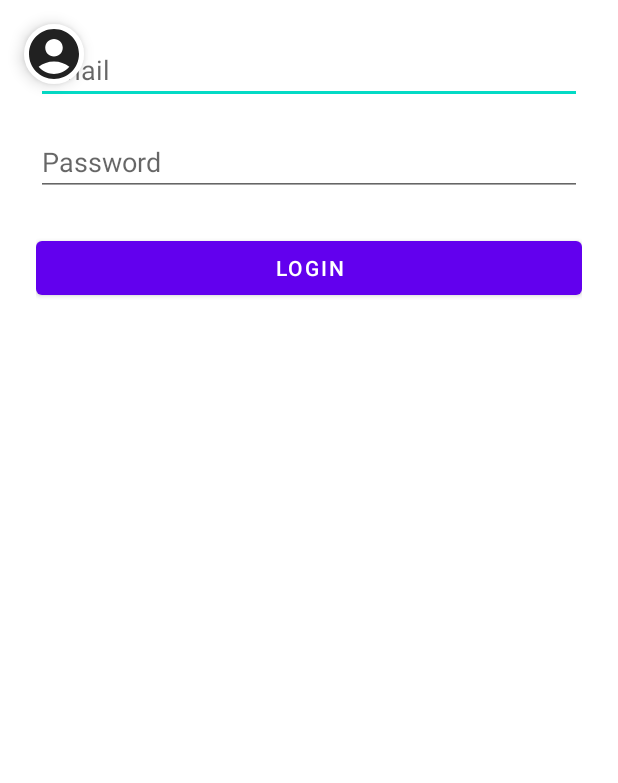
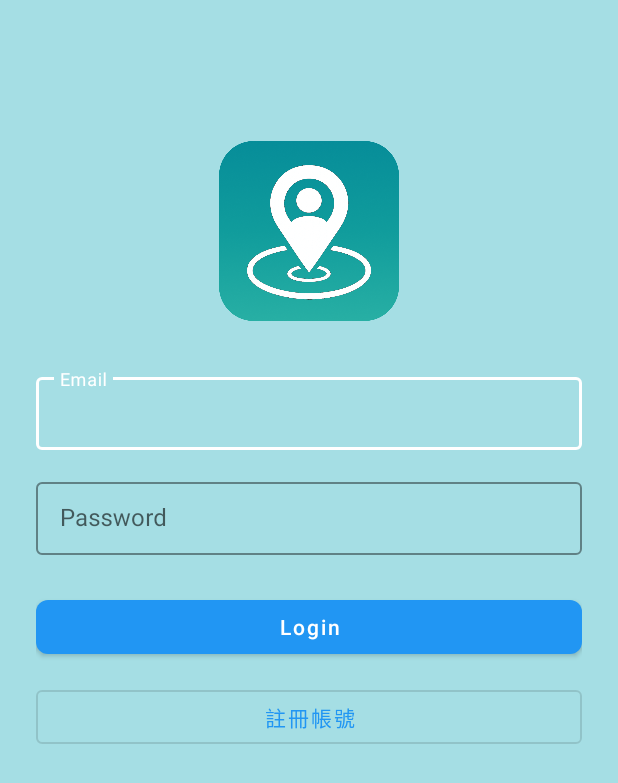
Before and after one commit to allenchu66/geofence_app, an Android app: the screen it shows after launch (MainActivity), on a phone screen of 412 x 824 dp. Shown: the top 783 px of the screen. Run offline under Robolectric (Android 15) with nearby library versions, the phone set to English and light mode, and no system bars; our stand-ins replace Firebase (no records; nobody signed in at launch, a user with empty details on screens opened directly).

Commit message:
chore(ui): update app color palette to vibrant blue theme and refine login screen

```diff
--- a/app/src/main/java/com/allenchu66/geofenceapp/activity/MainActivity.kt
+++ b/app/src/main/java/com/allenchu66/geofenceapp/activity/MainActivity.kt
@@ -28,6 +28,7 @@ import androidx.core.view.ViewCompat
 import androidx.core.view.WindowCompat
 import androidx.core.view.WindowInsetsCompat
 import androidx.core.view.WindowInsetsControllerCompat
+import androidx.drawerlayout.widget.DrawerLayout
 import androidx.lifecycle.ViewModelProvider
 import androidx.navigation.findNavController
 import androidx.navigation.fragment.NavHostFragment
@@ -114,7 +115,6 @@ class MainActivity : AppCompatActivity() {
         }
 
         val decorView = window.decorView
-        var flags = decorView.systemUiVisibility
         decorView.systemUiVisibility = View.SYSTEM_UI_FLAG_LIGHT_STATUS_BAR
 
     }
@@ -180,6 +180,21 @@ class MainActivity : AppCompatActivity() {
         val navHostFragment = supportFragmentManager
             .findFragmentById(R.id.fragmentContainerView) as NavHostFragment
         val navController = navHostFragment.navController
+
+        navController.addOnDestinationChangedListener { _, destination, _ ->
+            when (destination.id) {
+                R.id.mapFragment -> {
+                    // 進入 MapFragment：解鎖 Drawer、顯示按鈕
+                    binding.drawerLayout.setDrawerLockMode(DrawerLayout.LOCK_MODE_UNLOCKED)
+                    binding.btnOpenDrawer.visibility = View.VISIBLE
+                }
+                else -> {
+                    // 其他 Fragment（例如 Login）：鎖住 Drawer、隱藏按鈕
+                    binding.drawerLayout.setDrawerLockMode(DrawerLayout.LOCK_MODE_LOCKED_CLOSED)
+                    binding.btnOpenDrawer.visibility = View.GONE
+                }
+            }
+        }
 
         val btnAccountSetting = customDrawerView.findViewById<ImageButton>(R.id.btn_account_settings)
         btnAccountSetting.setOnClickListener{
--- a/app/src/main/res/layout/activity_main.xml
+++ b/app/src/main/res/layout/activity_main.xml
@@ -13,7 +13,6 @@
         android:layout_width="match_parent"
         android:layout_height="match_parent">
 
-        <!-- 你的 NavHostFragment (原本的 FragmentContainerView) -->
         <androidx.fragment.app.FragmentContainerView
             android:id="@+id/fragmentContainerView"
             android:name="androidx.navigation.fragment.NavHostFragment"
--- a/app/src/main/res/layout/fragment_login.xml
+++ b/app/src/main/res/layout/fragment_login.xml
@@ -4,36 +4,94 @@
     xmlns:app="http://schemas.android.com/apk/res-auto"
     android:layout_width="match_parent"
     android:layout_height="match_parent"
-    android:padding="24dp">
+    android:padding="24dp"
+    android:background="?attr/colorPrimaryVariant">
 
-    <EditText
-        android:id="@+id/emailEdit"
+    <!-- APP Logo -->
+    <ImageView
+        android:id="@+id/logoView"
+        android:layout_width="120dp"
+        android:layout_height="120dp"
+        android:src="@drawable/ic_geofence_icon"
+        android:contentDescription="App Logo"
+        app:layout_constraintTop_toTopOf="parent"
+        android:layout_marginTop="70dp"
+        app:layout_constraintStart_toStartOf="parent"
+        app:layout_constraintEnd_toEndOf="parent"/>
+
+    <!-- Email 輸入框，用 Material TextInputLayout + TextInputEditText -->
+    <com.google.android.material.textfield.TextInputLayout
+        android:id="@+id/emailLayout"
+        style="@style/Widget.MaterialComponents.TextInputLayout.OutlinedBox.Dense"
         android:layout_width="0dp"
         android:layout_height="wrap_content"
         android:hint="Email"
-        android:inputType="textEmailAddress"
-        app:layout_constraintTop_toTopOf="parent"
+        app:boxBackgroundMode="outline"
+        app:boxStrokeColor="@color/white"
+        app:hintTextColor="@color/white"
+        app:layout_constraintTop_toBottomOf="@id/logoView"
+       android:layout_marginTop="32dp"
+        app:layout_constraintStart_toStartOf="parent"
+        app:layout_constraintEnd_toEndOf="parent">
+
+        <com.google.android.material.textfield.TextInputEditText
+            android:id="@+id/emailEdit"
+            android:layout_width="match_parent"
+            android:layout_height="wrap_content"
+            android:inputType="textEmailAddress"
+            android:textColor="@color/white"
+            android:textColorHint="@color/white"/>
+    </com.google.android.material.textfield.TextInputLayout>
+
+    <!-- Password 輸入框 -->
+    <com.google.android.material.textfield.TextInputLayout
+        android:id="@+id/passwordLayout"
+        style="@style/Widget.MaterialComponents.TextInputLayout.OutlinedBox.Dense"
+        android:layout_width="0dp"
+        android:layout_height="wrap_content"
+        android:hint="Password"
+        app:boxBackgroundMode="outline"
+        app:boxStrokeColor="@color/white"
+        app:hintTextColor="@color/white"
+        app:layout_constraintTop_toBottomOf="@id/emailLayout"
+        android:layout_marginTop="16dp"
+        app:layout_constraintStart_toStartOf="parent"
+        app:layout_constraintEnd_toEndOf="parent">
+
+        <com.google.android.material.textfield.TextInputEditText
+            android:id="@+id/passwordEdit"
+            android:layout_width="match_parent"
+            android:layout_height="wrap_content"
+            android:inputType="textPassword"
+            android:textColor="@color/white"
+            android:textColorHint="@color/white"/>
+    </com.google.android.material.textfield.TextInputLayout>
+
+    <!-- Login 按鈕 -->
+    <com.google.android.material.button.MaterialButton
+        android:id="@+id/loginButton"
+        style="@style/Widget.MaterialComponents.Button"
+        android:layout_width="0dp"
+        android:layout_height="wrap_content"
+        android:text="Login"
+        android:textAllCaps="false"
+        app:cornerRadius="8dp"
+        app:layout_constraintTop_toBottomOf="@id/passwordLayout"
+       android:layout_marginTop="24dp"
         app:layout_constraintStart_toStartOf="parent"
         app:layout_constraintEnd_toEndOf="parent"/>
 
-    <EditText
-        android:id="@+id/passwordEdit"
+    <!-- 註冊帳號按鈕（Outlined Text Button）-->
+    <com.google.android.material.button.MaterialButton
+        android:id="@+id/registerButton"
+        style="@style/Widget.MaterialComponents.Button.OutlinedButton"
         android:layout_width="0dp"
         android:layout_height="wrap_content"
-        android:hint="Password"
-        android:inputType="textPassword"
-        android:layout_marginTop="16dp"
-        app:layout_constraintTop_toBottomOf="@id/emailEdit"
-        app:layout_constraintStart_toStartOf="parent"
-        app:layout_constraintEnd_toEndOf="parent"/>
-
-    <Button
-        android:id="@+id/loginButton"
-        android:layout_width="0dp"
-        android:layout_height="wrap_content"
-        android:text="Login"
-        android:layout_marginTop="24dp"
-        app:layout_constraintTop_toBottomOf="@id/passwordEdit"
+        android:text="註冊帳號"
+        android:textAllCaps="false"
+        app:strokeWidth="1dp"
+        app:layout_constraintTop_toBottomOf="@id/loginButton"
+        android:layout_marginTop="12dp"
         app:layout_constraintStart_toStartOf="parent"
         app:layout_constraintEnd_toEndOf="parent"/>
 
--- a/app/src/main/res/navigation/nav_graph.xml
+++ b/app/src/main/res/navigation/nav_graph.xml
@@ -10,7 +10,9 @@
         android:label="Login" >
         <action
             android:id="@+id/action_loginFragment_to_mapFragment"
-            app:destination="@id/mapFragment" />
+            app:destination="@id/mapFragment"
+            app:popUpTo="@id/loginFragment"
+            app:popUpToInclusive="true"/>
     </fragment>
 
     <fragment
--- a/app/src/main/res/values-night/themes.xml
+++ b/app/src/main/res/values-night/themes.xml
@@ -1,16 +1,25 @@
+<?xml version="1.0" encoding="utf-8"?>
 <resources xmlns:tools="http://schemas.android.com/tools">
-    <!-- Base application theme. -->
-    <style name="Theme.GeofenceApp" parent="Theme.MaterialComponents.DayNight.DarkActionBar">
-        <!-- Primary brand color. -->
-        <item name="colorPrimary">@color/purple_200</item>
-        <item name="colorPrimaryVariant">@color/purple_700</item>
-        <item name="colorOnPrimary">@color/black</item>
-        <!-- Secondary brand color. -->
-        <item name="colorSecondary">@color/teal_200</item>
-        <item name="colorSecondaryVariant">@color/teal_200</item>
-        <item name="colorOnSecondary">@color/black</item>
-        <!-- Status bar color. -->
-        <item name="android:statusBarColor">?attr/colorPrimaryVariant</item>
-        <!-- Customize your theme here. -->
+    <!-- 應用整體主題 -->
+    <style name="Theme.GeofenceApp" parent="Theme.MaterialComponents.DayNight.NoActionBar">
+        <!-- 主色調 -->
+        <item name="colorPrimary">@color/colorPrimary</item>
+        <item name="colorPrimaryVariant">@color/colorPrimaryVariant</item>
+        <item name="colorOnPrimary">@color/colorOnPrimary</item>
+
+        <!-- 強調色 -->
+        <item name="colorSecondary">@color/colorSecondary</item>
+        <item name="colorSecondaryVariant">@color/colorSecondaryVariant</item>
+        <item name="colorOnSecondary">@color/colorOnSecondary</item>
+
+        <!-- 背景與表面 -->
+        <item name="android:colorBackground">@color/colorBackground</item>
+        <item name="colorSurface">@color/colorSurface</item>
+        <item name="colorOnBackground">@color/colorOnBackground</item>
+        <item name="colorOnSurface">@color/colorOnSurface</item>
+
+        <!-- 錯誤色 -->
+        <item name="colorError">@color/colorError</item>
+        <item name="colorOnError">@color/colorOnError</item>
     </style>
 </resources>
--- a/app/src/main/res/values/colors.xml
+++ b/app/src/main/res/values/colors.xml
@@ -7,4 +7,24 @@
     <color name="teal_700">#FF018786</color>
     <color name="black">#FF000000</color>
     <color name="white">#FFFFFFFF</color>
+
+    <!-- Primary Brand Blue -->
+    <color name="colorPrimary">#2196F3</color>           <!-- Blue 500 -->
+    <color name="colorPrimaryVariant">#A5DEE4</color>
+    <color name="colorOnPrimary">#FFFFFF</color>
+
+    <!-- Secondary Accent (Teal) -->
+    <color name="colorSecondary">#03DAC5</color>         <!-- Teal 200 -->
+    <color name="colorSecondaryVariant">#018786</color>   <!-- Teal 700 -->
+    <color name="colorOnSecondary">#000000</color>
+
+    <!-- Background & Surface -->
+    <color name="colorBackground">#E3F2FD</color>        <!-- Blue 50, 淡雅背景 -->
+    <color name="colorSurface">#FFFFFF</color>
+    <color name="colorOnBackground">#000000</color>
+    <color name="colorOnSurface">#000000</color>
+
+    <!-- Error 系統色 -->
+    <color name="colorError">#B00020</color>
+    <color name="colorOnError">#FFFFFF</color>
 </resources>
--- a/app/src/main/res/values/themes.xml
+++ b/app/src/main/res/values/themes.xml
@@ -1,16 +1,25 @@
+<?xml version="1.0" encoding="utf-8"?>
 <resources xmlns:tools="http://schemas.android.com/tools">
-    <!-- Base application theme. -->
-    <style name="Theme.GeofenceApp" parent="Theme.MaterialComponents.Light.NoActionBar">
-        <!-- Primary brand color. -->
-        <item name="colorPrimary">@color/purple_500</item>
-        <item name="colorPrimaryVariant">@color/purple_700</item>
-        <item name="colorOnPrimary">@color/white</item>
-        <!-- Secondary brand color. -->
-        <item name="colorSecondary">@color/teal_200</item>
-        <item name="colorSecondaryVariant">@color/teal_700</item>
-        <item name="colorOnSecondary">@color/black</item>
-        <!-- Status bar color. -->
-        <item name="android:statusBarColor">?attr/colorPrimaryVariant</item>
-        <!-- Customize your theme here. -->
-    </style>
+<!-- 應用整體主題 -->
+<style name="Theme.GeofenceApp" parent="Theme.MaterialComponents.DayNight.NoActionBar">
+    <!-- 主色調 -->
+    <item name="colorPrimary">@color/colorPrimary</item>
+    <item name="colorPrimaryVariant">@color/colorPrimaryVariant</item>
+    <item name="colorOnPrimary">@color/colorOnPrimary</item>
+
+    <!-- 強調色 -->
+    <item name="colorSecondary">@color/colorSecondary</item>
+    <item name="colorSecondaryVariant">@color/colorSecondaryVariant</item>
+    <item name="colorOnSecondary">@color/colorOnSecondary</item>
+
+    <!-- 背景與表面 -->
+    <item name="android:colorBackground">@color/colorBackground</item>
+    <item name="colorSurface">@color/colorSurface</item>
+    <item name="colorOnBackground">@color/colorOnBackground</item>
+    <item name="colorOnSurface">@color/colorOnSurface</item>
+
+    <!-- 錯誤色 -->
+    <item name="colorError">@color/colorError</item>
+    <item name="colorOnError">@color/colorOnError</item>
+</style>
 </resources>
```
Also changed, not shown: app/src/main/res/drawable/ic_geofence_icon.png (added), app/src/main/res/drawable/ic_geofence_round_icon.png (added).
